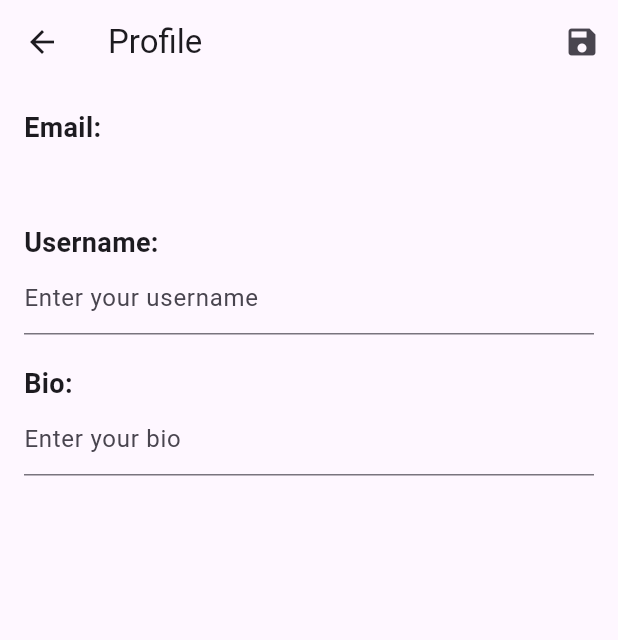
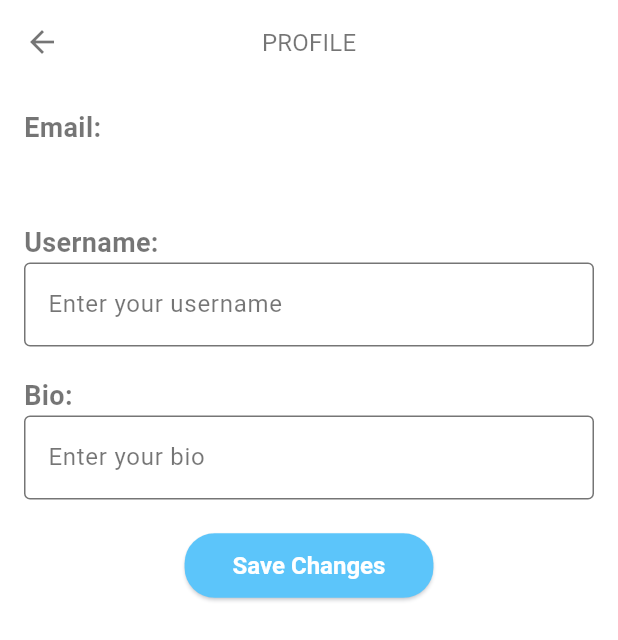
Before and after one commit to Oct56/4360-Project-2, a Flutter app: the screen it shows once a user with an empty profile is signed in, item 3 of the bottom bar chosen, on a phone screen of 412 x 824 dp. Shown: the top 640 px of the screen. Run offline on Flutter 3.47's test engine with Material 3 defaults, Android fonts, the phone set to English and light mode, and no system bars; our stand-ins replace cloud_firestore, firebase_auth, firebase_core, firebase_storage, image_picker; missing offline and left inert: dart:ffi; accounts and stored records are empty; network calls fail.

Commit message:
Comments added and styled

```diff
--- a/lib/main.dart
+++ b/lib/main.dart
@@ -3,9 +3,9 @@ import 'package:flutter/material.dart';
 import 'package:firebase_core/firebase_core.dart';
 import 'package:firebase_auth/firebase_auth.dart';
 import 'package:group7_artfolio/screens/login.dart';
-import 'package:group7_artfolio/screens/signup.dart';
 import 'package:group7_artfolio/screens/profile.dart';
 import 'package:group7_artfolio/screens/post_image.dart';
+import 'package:group7_artfolio/theme.dart';
 import 'package:url_launcher/url_launcher.dart';
 import 'package:group7_artfolio/components/post_display.dart';
 
@@ -20,9 +20,7 @@ class MyApp extends StatelessWidget {
   Widget build(BuildContext context) {
     return MaterialApp(
       title: 'Firebase Auth Demo',
-      theme: ThemeData(
-        primarySwatch: Colors.blue,
-      ),
+      theme: myTheme,
       home: AuthenticationWrapper(),
     );
   }
@@ -86,15 +84,6 @@ if (userEmail != null) {
     '${Uri.encodeComponent(e.key)}=${Uri.encodeComponent(e.value)}').join('&');
 }
 
-  //Future<String?> getEmailOfPoster(String userId) async {
-  //DocumentSnapshot userSnapshot = await FirebaseFirestore.instance.collection('users').doc(userId).get();
-  //if (userSnapshot.exists) {
-  // Map<String, dynamic> userData = userSnapshot.data() as Map<String, dynamic>;
-  // return userData['email'];
-  //}
-  //return null;
-  // }
-
   void _onItemTapped(int index, BuildContext context) {
     switch (index) {
       //home
@@ -113,7 +102,6 @@ if (userEmail != null) {
           MaterialPageRoute(builder: (context) => Post()),
         );
         break;
-      // more cases can be added for more sections
     }
   }
 
@@ -125,7 +113,8 @@ if (userEmail != null) {
   Widget build(BuildContext context) {
     return Scaffold(
       appBar: AppBar(
-        title: Text('Home Page'),
+        title: Text('HOME'),
+        centerTitle: true, // Center the title
         actions: [
           IconButton(
             icon: Icon(Icons.exit_to_app),
--- a/lib/screens/profile.dart
+++ b/lib/screens/profile.dart
@@ -25,12 +25,12 @@ class _ProfilePageState extends State<ProfilePage> {
     fetchUserData();
   }
 
-  Future<void> fetchUserData() async { //retrieves user data from firebase with the userId assigned with each unique email
+  Future<void> fetchUserData() async {
     try {
       DocumentSnapshot snapshot =
           await _firestore.collection('users').doc(currentUser.uid).get();
       if (snapshot.exists) {
-        setState(() { //if anything else needs to be added to firebase through the user profile, copy the format below (a snapshot and a controller)
+        setState(() {
           username = snapshot.get('username');
           bio = snapshot.get('bio');
           usernameController.text = username ?? '';
@@ -67,15 +67,10 @@ class _ProfilePageState extends State<ProfilePage> {
   Widget build(BuildContext context) {
     return Scaffold(
       appBar: AppBar(
-        title: Text('Profile'),
-        actions: [
-          IconButton(
-            icon: Icon(Icons.save),
-            onPressed: saveUserData,
-          ),
-        ],
+        title: Text('PROFILE'),
+        centerTitle: true, // Center the title
       ),
-      body: Padding(
+      body: SingleChildScrollView(
         padding: const EdgeInsets.all(16.0),
         child: Column(
           crossAxisAlignment: CrossAxisAlignment.start,
@@ -113,6 +108,14 @@ class _ProfilePageState extends State<ProfilePage> {
               ),
               onChanged: (value) => bio = value,
             ),
+            SizedBox(height: 20),
+            Align(
+              alignment: Alignment.bottomCenter,
+              child: ElevatedButton(
+                onPressed: saveUserData,
+                child: Text('Save Changes'),
+              ),
+            ),
           ],
         ),
       ),
--- /dev/null
+++ b/lib/theme.dart
@@ -0,0 +1,87 @@
+import 'package:flutter/material.dart';
+
+final ThemeData myTheme = ThemeData(
+  // Colors
+  colorScheme: ColorScheme(
+    brightness: Brightness.light,
+    primary: Color.fromARGB(255, 233, 234, 235),
+    onPrimary: Colors.black54,
+    secondary: const Color.fromARGB(255, 92, 197, 250),
+    onSecondary: Colors.black54,
+    error: Colors.redAccent,
+    onError: Colors.black54,
+    surface: Colors.white,
+    onSurface: Colors.black54,
+    outline: Colors.black54,
+    shadow: Color.fromARGB(255, 224, 227, 239),
+  ),
+
+  // Font family
+  fontFamily: 'Roboto',
+
+  // Text sizes according to Google Material Design guidelines
+  textTheme: TextTheme(
+    displayLarge: TextStyle(fontSize: 96.0, fontWeight: FontWeight.w300, letterSpacing: -1.5),
+    displayMedium: TextStyle(fontSize: 60.0, fontWeight: FontWeight.w300, letterSpacing: -0.5),
+    displaySmall: TextStyle(fontSize: 48.0, fontWeight: FontWeight.w400, letterSpacing: 0.0),
+    headlineLarge: TextStyle(fontSize: 34.0, fontWeight: FontWeight.w400, letterSpacing: 0.25),
+    headlineMedium: TextStyle(fontSize: 24.0, fontWeight: FontWeight.w500, letterSpacing: 0.0),
+    headlineSmall: TextStyle(fontSize: 20.0, fontWeight: FontWeight.w500, letterSpacing: 0.15),
+    titleLarge: TextStyle(fontSize: 16.0, fontWeight: FontWeight.w400, letterSpacing: 0.15),
+    titleMedium: TextStyle(fontSize: 14.0, fontWeight: FontWeight.w500, letterSpacing: 0.1),
+    titleSmall: TextStyle(fontSize: 12.0, fontWeight: FontWeight.w500, letterSpacing: 0.4),
+    bodyLarge: TextStyle(fontSize: 16.0, fontWeight: FontWeight.w400, letterSpacing: 0.5),
+    bodyMedium: TextStyle(fontSize: 14.0, fontWeight: FontWeight.w400, letterSpacing: 0.25),
+    bodySmall: TextStyle(fontSize: 12.0, fontWeight: FontWeight.w400, letterSpacing: 0.4),
+    labelLarge: TextStyle(fontSize: 14.0, fontWeight: FontWeight.w400, letterSpacing: 0.15),
+    labelMedium: TextStyle(fontSize: 12.0, fontWeight: FontWeight.w500, letterSpacing: 0.4),
+    labelSmall: TextStyle(fontSize: 10.0, fontWeight: FontWeight.w500, letterSpacing: 0.5),
+  ),
+
+  // Button themes
+  buttonTheme: ButtonThemeData(
+    buttonColor: Color.fromARGB(255, 92, 197, 250),
+    textTheme: ButtonTextTheme.primary,
+    shape: RoundedRectangleBorder(
+      borderRadius: BorderRadius.circular(20.0),
+    ),
+  ),
+
+    // Button themes
+  elevatedButtonTheme: ElevatedButtonThemeData(
+    style: ButtonStyle(
+      backgroundColor: MaterialStateProperty.all<Color>(const Color.fromARGB(255, 92, 197, 250)),
+      foregroundColor: MaterialStateProperty.all<Color>(Colors.white),
+      padding: MaterialStateProperty.all<EdgeInsets>(EdgeInsets.symmetric(horizontal: 32, vertical: 12)),
+      textStyle: MaterialStateProperty.all<TextStyle>(TextStyle(fontSize: 16, fontWeight: FontWeight.bold)),
+      shape: MaterialStateProperty.all<RoundedRectangleBorder>(
+        RoundedRectangleBorder(
+          borderRadius: BorderRadius.circular(20.0),
+        ),
+      ),
+    ),
+  ),
+
+  // Card theme
+  cardTheme: CardTheme(
+    elevation: 4.0,
+    shape: RoundedRectangleBorder(
+      borderRadius: BorderRadius.circular(8.0),
+    ),
+  ),
+
+  // Input decoration theme for text fields
+  inputDecorationTheme: InputDecorationTheme(
+    border: OutlineInputBorder(),
+    focusedBorder: OutlineInputBorder(
+      borderSide: BorderSide(color: const Color.fromARGB(255, 92, 197, 250), width: 2.0),
+    ),
+    labelStyle: TextStyle(color: const Color.fromARGB(255, 92, 197, 250)),
+  ),
+
+  // Bottom navigation bar theme
+  bottomNavigationBarTheme: BottomNavigationBarThemeData(
+    selectedItemColor: Color.fromARGB(255, 92, 197, 250),
+    unselectedItemColor: Colors.grey,
+  ),
+);
```
Also changed, not shown: lib/components/comment.dart (+24 -8 lines), lib/components/post_display.dart (+22 -16 lines), lib/screens/post_image.dart (+4 -4 lines).
